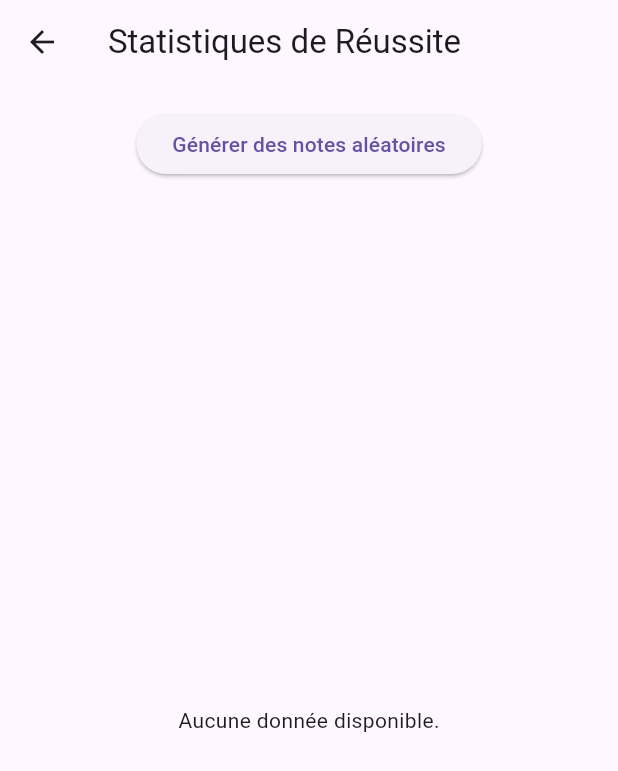
After one commit to Wolphen/flutter_coding, a Flutter app: the PieChartPage screen opened directly, after a tap on "Générer des notes aléatoires", on a phone screen of 412 x 824 dp. The commit adds this screen. Shown: the top 771 px of the screen. Run offline on Flutter 3.47's test engine with Material 3 defaults, Android fonts, the phone set to English and light mode, and no system bars; our stand-ins replace email_validator, fl_chart, shared_preferences; missing offline and left inert: dart_jsonwebtoken, mongo_dart; accounts and stored records are empty.

Commit message:
add camembert

```diff
--- a/lib/bdd/connectToDTB.dart
+++ b/lib/bdd/connectToDTB.dart
@@ -1,9 +1,13 @@
 import 'package:dart_jsonwebtoken/dart_jsonwebtoken.dart';
 import 'package:mongo_dart/mongo_dart.dart' as mongo;
+import 'dart:math';
 
 class MongoDBService {
   late mongo.Db db;
-  mongo.DbCollection? userCollection; // Rendre userCollection nullable
+  mongo.DbCollection? userCollection;
+  mongo.DbCollection? notesCollection;
+  mongo.DbCollection? quizCollection;
+  mongo.DbCollection? categorieCollection;
   bool _isConnected = false;
   static const String _secretKey = 'ton_secret_key';
 
@@ -16,12 +20,96 @@ class MongoDBService {
           'mongodb+srv://root:$encodedPassword@flutter.d1rxd.mongodb.net/Flutter?retryWrites=true&w=majority&appName=Flutter');
       await db.open();
       userCollection = db.collection('User');
+      notesCollection = db.collection('Note');
+      quizCollection = db.collection('Quiz');
+      categorieCollection = db.collection('Categorie');
       _isConnected = true;
       print('Connexion réussie à MongoDB !');
     } catch (e) {
       print('Erreur de connexion à MongoDB : $e');
       _isConnected = false;
     }
+  }
+
+  // Fonction pour générer des notes aléatoires
+  Future<void> generateRandomNotes() async {
+    await ensureConnected();
+    final random = Random();
+    final userIds = List.generate(10, (index) => mongo.ObjectId()); // 10 utilisateurs aléatoires
+
+    // Récupère les catégories
+    final categories = await categorieCollection!.find().toList();
+
+    for (var categorie in categories) {
+      // Crée un quiz pour chaque catégorie
+      var quiz = {
+        "id_user": userIds[random.nextInt(userIds.length)], // Utilisateur aléatoire pour le quiz
+        "nom": "Quiz for ${categorie["nom"]}",
+        "id_categ": categorie["_id"],
+      };
+      var quizInsertResult = await quizCollection!.insertOne(quiz);
+      final quizId = quizInsertResult.id;
+      print("Quiz created for category ${categorie["nom"]} with ID: $quizId");
+
+      for (int i = 0; i < 10; i++) {
+        int score = random.nextInt(11); // Note entre 0 et 10
+        var note = {
+          "id_quiz": quizId,
+          "id_user": userIds[random.nextInt(userIds.length)], // Utilisateur aléatoire
+          "score": score,
+        };
+        var noteInsertResult = await notesCollection!.insertOne(note);
+        print("Note created with score $score for quiz $quizId in category ${categorie["nom"]}");
+      }
+    }
+    print("All notes and quizzes generated successfully!");
+  }
+
+  // Fonction pour obtenir les taux de réussite par catégorie
+  Future<Map<String, Map<String, double>>> getSuccessRatesByCategory() async {
+    await ensureConnected();
+
+    // Récupère toutes les catégories
+    final categories = await categorieCollection!.find().toList();
+
+    Map<String, Map<String, double>> successRates = {};
+
+    for (var category in categories) {
+      String categoryId = category['_id'].toString();
+      String categoryName = category['nom'];
+
+      // Récupère les quiz pour cette catégorie
+      final quizzes = await quizCollection!.find({"id_categ": category['_id']}).toList();
+
+      int totalNotes = 0;
+      int totalSuccesses = 0;
+
+      for (var quiz in quizzes) {
+        // Récupère les notes pour chaque quiz
+        final notes = await notesCollection!.find({"id_quiz": quiz['_id']}).toList();
+
+        for (var note in notes) {
+          int score = note['score'] ?? 0;
+          totalNotes++;
+          if (score > 5) {
+            totalSuccesses++;
+          }
+        }
+      }
+
+      // Calcule le taux de réussite
+      double successRate = totalNotes > 0 ? (totalSuccesses / totalNotes) * 100 : 0;
+      double failureRate = 100 - successRate;
+
+      successRates[categoryName] = {
+        'Réussite': successRate,
+        'Échec': failureRate,
+      };
+
+      print("Category: $categoryName, Success Rate: $successRate%, Failure Rate: $failureRate%");
+    }
+
+    return successRates;
   }
 
   Future<void> updateUser(Map<String, dynamic> document, String id) async {
@@ -31,11 +119,10 @@ class MongoDBService {
       await connect();
     }
 
-    // Nettoie l'ID pour qu'il ne contienne que la partie hexadécimale
     final match = RegExp(r'ObjectId\("([a-fA-F0-9]{24})"\)').firstMatch(id);
-    final cleanedId = match != null ? match.group(1) : id;  // Si l'ID est déjà propre, on l'utilise tel quel
+    final cleanedId = match != null ? match.group(1) : id;
 
-    print("ID nettoyé dans updateUser: $cleanedId");  // Affiche l'ID nettoyé
+    print("ID nettoyé dans updateUser: $cleanedId");
 
     try {
       final objectId = mongo.ObjectId.fromHexString(cleanedId!);
@@ -55,28 +142,25 @@ class MongoDBService {
     }
   }
 
-
   Future<Map<String, dynamic>?> findUserById(String id) async {
-    print("ID reçu dans findUserById: $id");  // Affiche l'ID reçu
+    print("ID reçu dans findUserById: $id");
 
     if (!_isConnected) {
       await connect();
     }
 
-    // Vérifie que userCollection n'est pas null
     if (userCollection == null) {
       print("userCollection est null. Assurez-vous que la connexion à MongoDB a réussi.");
       return null;
     }
 
-    // Nettoie l'ID pour qu'il ne contienne que la partie hexadécimale
     final match = RegExp(r'ObjectId\("([a-fA-F0-9]{24})"\)').firstMatch(id);
-    final cleanedId = match != null ? match.group(1) : id;  // Si l'ID est déjà propre, on l'utilise tel quel
+    final cleanedId = match != null ? match.group(1) : id;
 
-    print("ID nettoyé dans findUserById: $cleanedId");  // Affiche l'ID nettoyé
+    print("ID nettoyé dans findUserById: $cleanedId");
 
     try {
-      final objectId = mongo.ObjectId.fromHexString(cleanedId!); // Utilise uniquement l'ID hexadécimal
+      final objectId = mongo.ObjectId.fromHexString(cleanedId!);
       final user = await userCollection!.findOne({"_id": objectId});
       print("Utilisateur trouvé : $user");
       return user;
@@ -86,15 +170,13 @@ class MongoDBService {
     }
   }
 
-
   bool isConnected() {
     return _isConnected;
   }
 
-  // Attendre que la connexion soit établie et que userCollection soit initialisé
   Future<void> ensureConnected() async {
     if (!_isConnected || userCollection == null) {
-      await connect(); // Appel de connect si non connecté
+      await connect();
     }
   }
 
@@ -113,7 +195,7 @@ class MongoDBService {
   String generateToken(String userId, String nom, String email, String admin) {
     final jwt = JWT(
       {
-        'userId': userId.toString().replaceAll('ObjectId("', '').replaceAll('")', ''), // Utilise uniquement la partie hexadécimale
+        'userId': userId.toString().replaceAll('ObjectId("', '').replaceAll('")', ''),
         'nom': nom,
         'mail': email,
         'admin': admin,
@@ -154,6 +236,9 @@ class MongoDBService {
     await db.close();
     _isConnected = false;
     userCollection = null;
+    notesCollection = null;
+    quizCollection = null;
+    categorieCollection = null;
     print('Connexion à MongoDB fermée.');
   }
 }
--- /dev/null
+++ b/lib/camembert.dart
@@ -0,0 +1,94 @@
+import 'package:flutter/material.dart';
+import 'package:flutter_coding/bdd/connectToDTB.dart';
+import 'package:fl_chart/fl_chart.dart';
+
+class PieChartPage extends StatelessWidget {
+  final MongoDBService mongoDBService = MongoDBService();
+
+  PieChartPage({Key? key}) : super(key: key);
+
+  Future<Map<String, Map<String, double>>> fetchSuccessRates() async {
+    await mongoDBService.connect();
+    return await mongoDBService.getSuccessRatesByCategory();
+  }
+
+  @override
+  Widget build(BuildContext context) {
+    return Scaffold(
+      appBar: AppBar(
+        title: Text('Statistiques de Réussite'),
+      ),
+      body: Column(
+        children: [
+          Padding(
+            padding: const EdgeInsets.symmetric(vertical: 16.0),
+            child: ElevatedButton(
+              onPressed: () async {
+                await mongoDBService.generateRandomNotes();
+                // Rafraîchit la page après la génération
+                (context as Element).reassemble();
+              },
+              child: Text('Générer des notes aléatoires'),
+            ),
+          ),
+          Expanded(
+            child: FutureBuilder<Map<String, Map<String, double>>>(
+              future: fetchSuccessRates(),
+              builder: (context, snapshot) {
+                if (snapshot.connectionState == ConnectionState.waiting) {
+                  return Center(child: CircularProgressIndicator());
+                } else if (snapshot.hasError) {
+                  return Center(child: Text("Erreur : ${snapshot.error}"));
+                } else if (!snapshot.hasData || snapshot.data!.isEmpty) {
+                  return Center(child: Text("Aucune donnée disponible."));
+                }
+
+                final data = snapshot.data!;
+                return Row(
+                  mainAxisAlignment: MainAxisAlignment.spaceEvenly,
+                  children: data.entries.map((entry) {
+                    final category = entry.key;
+                    final successData = entry.value;
+
+                    return Column(
+                      mainAxisSize: MainAxisSize.min,
+                      children: [
+                        Text(
+                          category,
+                          style: TextStyle(fontSize: 18, fontWeight: FontWeight.bold),
+                        ),
+                        SizedBox(
+                          height: 150,
+                          width: 150,
+                          child: PieChart(
+                            PieChartData(
+                              sections: successData.entries.map((entry) {
+                                return PieChartSectionData(
+                                  color: entry.key == 'Réussite' ? Colors.green : Colors.red,
+                                  value: entry.value,
+                                  title: '${entry.key}: ${entry.value.toStringAsFixed(1)}%',
+                                  radius: 50,
+                                  titleStyle: TextStyle(
+                                    fontSize: 12,
+                                    fontWeight: FontWeight.bold,
+                                    color: Colors.white,
+                                  ),
+                                );
+                              }).toList(),
+                              sectionsSpace: 2,
+                              centerSpaceRadius: 40,
+                            ),
+                          ),
+                        ),
+                      ],
+                    );
+                  }).toList(),
+                );
+              },
+            ),
+          ),
+        ],
+      ),
+    );
+  }
+}
--- a/pubspec.yaml
+++ b/pubspec.yaml
@@ -34,11 +34,11 @@ dependencies:
   faker: 2.2.0
   mongo_dart: ^0.10.3
   fluro: 2.0.5
-  charts_flutter: ^0.12.0
+  fl_chart: ^0.69.0
   email_validator: '^2.1.17'
   dart_jsonwebtoken: ^2.14.1
   shared_preferences: ^2.0.13
-
+  pie_chart: 5.4.0
 
 
   # The following adds the Cupertino Icons font to your application.
```
Also changed, not shown: lib/header.dart (+11 -0 lines), pubspec.lock.
